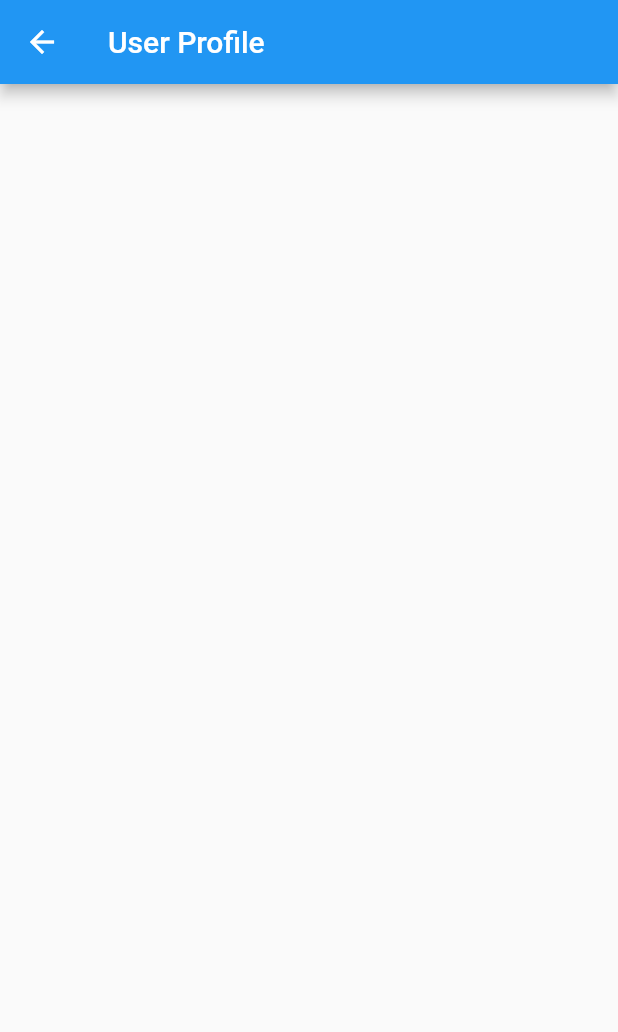
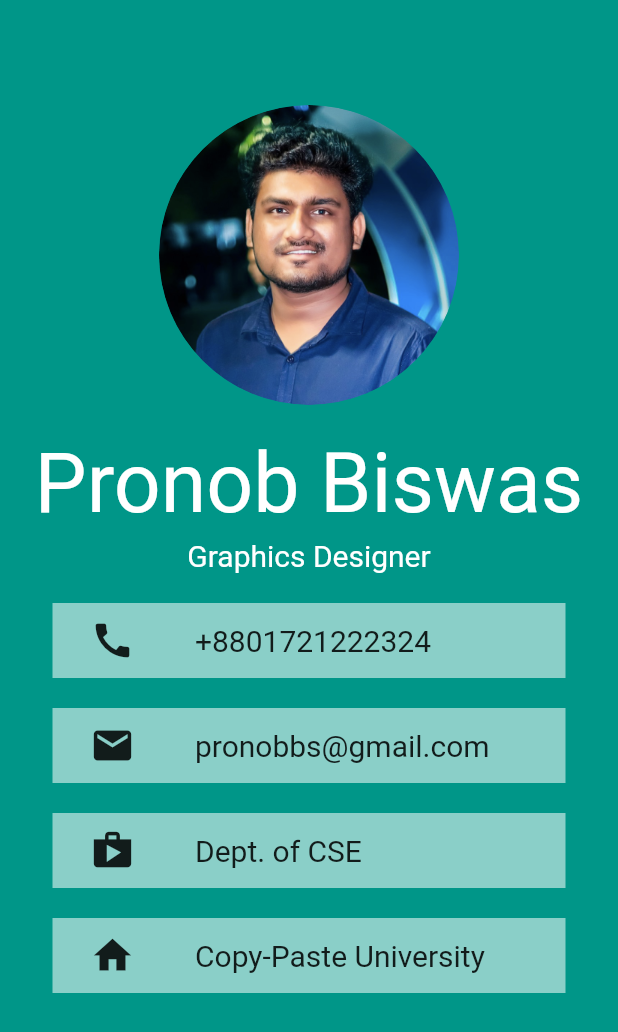
Before and after one commit to sojibsjoy/afia_mumu_project, a Flutter app: the ProfileScreen screen opened directly, on a phone screen of 412 x 824 dp. Shown: the top 1032 px of the screen. Run offline on Flutter 3.47's test engine with Material 2 defaults, Android fonts, the phone set to English and light mode, and no system bars; our stand-ins replace get; Roboto replaces fonts that are missing (ComforterBrush).

Commit message:
profile screen

```diff
--- a/lib/pages/profile_screen.dart
+++ b/lib/pages/profile_screen.dart
@@ -6,8 +6,91 @@ class ProfileScreen extends StatelessWidget {
   @override
   Widget build(BuildContext context) {
     return Scaffold(
-      appBar: AppBar(
-        title: const Text("User Profile"),
+      backgroundColor: Colors.teal,
+      body: SafeArea(
+        child: Center(
+          child: Column(
+            children: [
+              const SizedBox(
+                height: 70,
+              ),
+              // to make the image circular
+              ClipRRect(
+                borderRadius: BorderRadius.circular(100),
+                child: Image.asset(
+                  'assets/images/user.png',
+                  height: 200,
+                  width: 200,
+                ),
+              ),
+              const SizedBox(
+                height: 20,
+              ),
+              const Text(
+                'Pronob Biswas',
+                style: TextStyle(
+                  color: Colors.white,
+                  fontSize: 55,
+                  fontFamily: 'ComforterBrush',
+                ),
+              ),
+              const SizedBox(
+                height: 5,
+              ),
+              const Text(
+                'Graphics Designer',
+                style: TextStyle(
+                  color: Colors.white,
+                  fontSize: 20,
+                ),
+              ),
+              const SizedBox(
+                height: 20,
+              ),
+              infoContainer(Icons.call, '+8801721222324'),
+              const SizedBox(
+                height: 20,
+              ),
+              infoContainer(Icons.mail, 'pronobbs@gmail.com'),
+              const SizedBox(
+                height: 20,
+              ),
+              infoContainer(Icons.shop, 'Dept. of CSE'),
+              const SizedBox(
+                height: 20,
+              ),
+              infoContainer(Icons.home, 'Copy-Paste University'),
+            ],
+          ),
+        ),
+      ),
+    );
+  }
+
+  Container infoContainer(IconData icon, String text) {
+    return Container(
+      margin: const EdgeInsets.symmetric(horizontal: 35),
+      height: 50,
+      color: Colors.white54,
+      child: Row(
+        children: [
+          const SizedBox(
+            width: 25,
+          ),
+          Icon(
+            icon,
+            size: 30,
+          ),
+          const SizedBox(
+            width: 40,
+          ),
+          Text(
+            text,
+            style: const TextStyle(
+              fontSize: 20,
+            ),
+          )
+        ],
       ),
     );
   }
--- a/pubspec.yaml
+++ b/pubspec.yaml
@@ -49,6 +49,7 @@ flutter:
 
   # To add assets to your application, add an assets section, like this:
   assets:
+    - assets/images/
     - assets/recipe_img/
     - assets/recipe_img/applep/
     - assets/recipe_img/borhani/
```
Also changed, not shown: assets/images/user.png (added).
